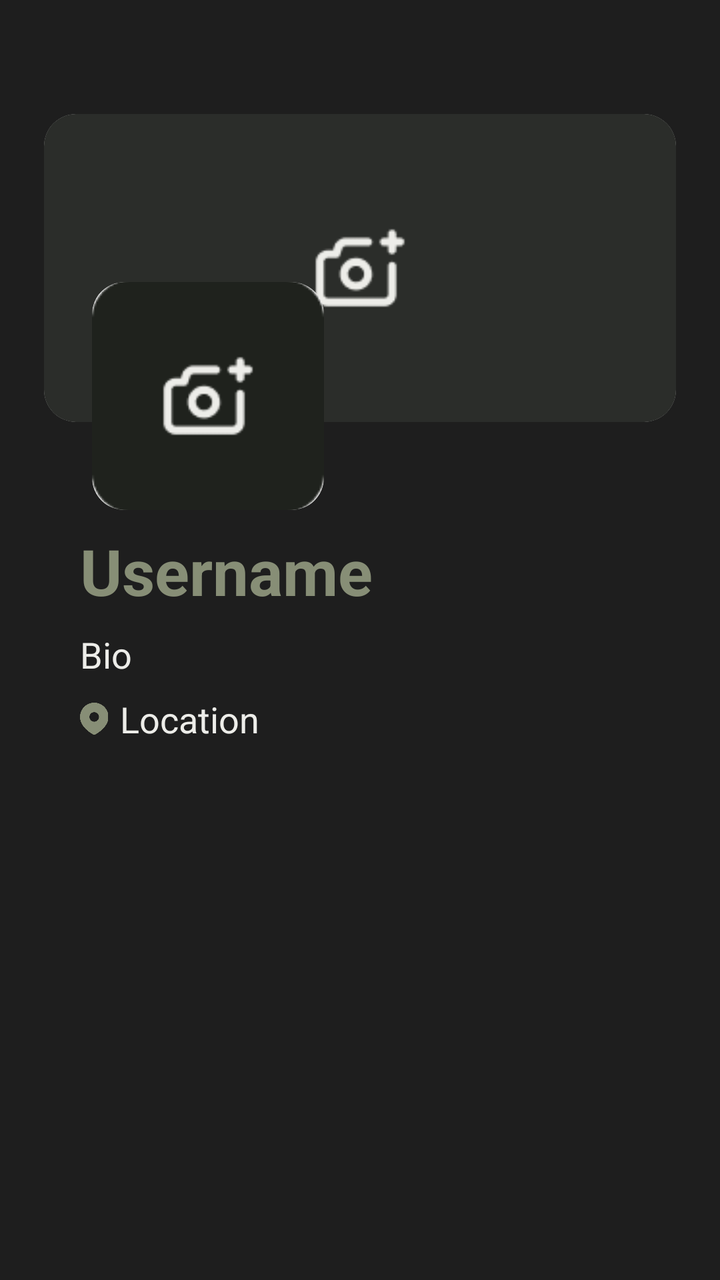
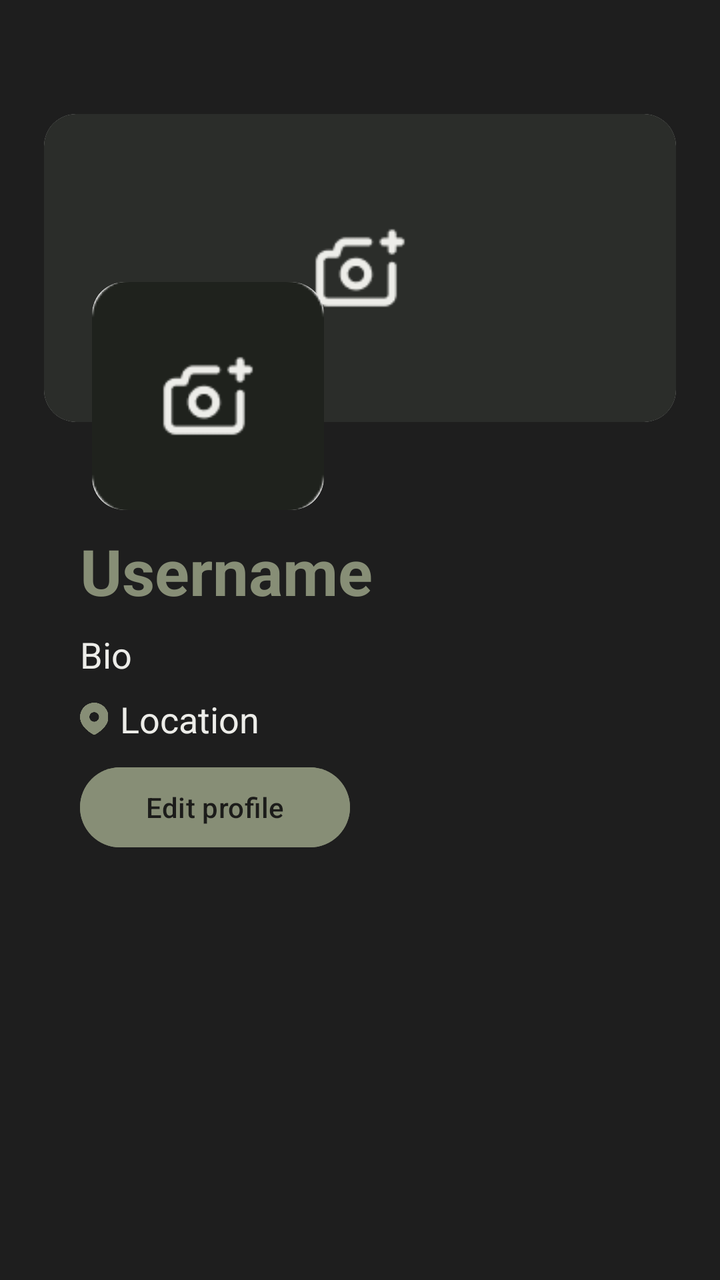

Two renders of the same Android screen: before a commit and after it. Below are the layout's source before the change and the commit's diff.
<!-- AndroidManifest.xml: application theme Theme.TheGreenRoom -->
<!-- res/layout/fragment_profile.xml -->
<?xml version="1.0" encoding="utf-8"?>
<FrameLayout xmlns:android="http://schemas.android.com/apk/res/android"
    xmlns:tools="http://schemas.android.com/tools"
    android:layout_width="match_parent"
    android:layout_height="match_parent"
    xmlns:app="http://schemas.android.com/apk/res-auto"
    android:background="#1e1e1e"
    android:paddingTop="54dp"
    android:paddingHorizontal="20dp">

    <LinearLayout
        android:layout_width="match_parent"
        android:layout_height="wrap_content"
        android:orientation="vertical">

        
        <androidx.cardview.widget.CardView
            android:layout_width="match_parent"
            android:layout_height="160dp"
            app:cardCornerRadius="16dp"
            app:cardElevation="0dp"
            app:cardPreventCornerOverlap="false"
            app:cardUseCompatPadding="true">

            <ImageView
                android:id="@+id/headerPhoto"
                android:layout_width="match_parent"
                android:layout_height="match_parent"
                android:scaleType="centerCrop"
                android:src="@drawable/header_placeholder"
                android:contentDescription="@string/edit_header_photo" />
        </androidx.cardview.widget.CardView>

        <TextView
            android:id="@+id/username"
            android:layout_marginHorizontal="20dp"
            android:layout_marginTop="50dp"
            android:layout_width="wrap_content"
            android:layout_height="wrap_content"
            android:text="@string/username"
            android:textSize="32dp"
            android:textColor="#878E76"
            android:textStyle="bold"/>

        <TextView
            android:id="@+id/bio"
            android:layout_marginHorizontal="20dp"
            android:layout_marginTop="8dp"
            android:layout_width="wrap_content"
            android:layout_height="wrap_content"
            android:text="@string/bio"
            android:textSize="18dp"
            android:textColor="#EDEDE9" />

        <LinearLayout
            android:layout_marginHorizontal="20dp"
            android:layout_marginTop="8dp"
            android:layout_width="wrap_content"
            android:layout_height="wrap_content"
            android:orientation="horizontal"
            android:gravity="center_vertical">

            <ImageView
                android:id="@+id/locationIcon"
                android:layout_width="14dp"
                android:layout_height="16dp"
                android:scaleType="centerCrop"
                android:src="@drawable/location"
                android:contentDescription="location icon" />

            <TextView
                android:id="@+id/location"
                android:layout_marginStart="6dp"
                android:layout_width="wrap_content"
                android:layout_height="wrap_content"
                android:text="@string/location"
                android:textSize="18dp"
                android:textColor="#EDEDE9" />
        </LinearLayout>
    </LinearLayout>

    
    <androidx.cardview.widget.CardView
        android:layout_width="120dp"
        android:layout_height="120dp"
        android:layout_marginStart="24dp"
        android:layout_marginTop="84dp"
        app:cardCornerRadius="16dp"
        app:cardElevation="0dp"
        app:cardPreventCornerOverlap="false"
        app:cardUseCompatPadding="true">

        <ImageView
            android:id="@+id/profilePicture"
            android:layout_width="match_parent"
            android:layout_height="match_parent"
            android:scaleType="centerCrop"
            android:src="@drawable/profile_placeholder"
            android:contentDescription="@string/edit_profile_picture" />
    </androidx.cardview.widget.CardView>
</FrameLayout>
<!-- resources referenced by this layout -->
<resources>
  <!-- drawable header_placeholder: png bitmap (drawable, 2111 bytes) -->
  <!-- drawable location: png bitmap (drawable, 4374 bytes) -->
  <!-- drawable profile_placeholder: png bitmap (drawable, 2025 bytes) -->
  <string name="bio">Bio</string>
  <string name="edit_header_photo">edit header photo</string>
  <string name="edit_profile_picture">edit profile picture</string>
  <string name="location">Location</string>
  <string name="username">Username</string>
  <style name="Theme.TheGreenRoom" parent="Base.Theme.TheGreenRoom" />
  <style name="Base.Theme.TheGreenRoom" parent="Theme.Material3.DayNight.NoActionBar">
          
          
      </style>
</resources>

<!-- the commit's change to res/layout/fragment_profile.xml (unified diff, before → after) -->
@@ -77,6 +77,17 @@
                 android:textSize="18dp"
                 android:textColor="#EDEDE9" />
         </LinearLayout>
+
+        <Button
+            android:id="@+id/btn_edit_profile"
+            android:layout_marginTop="8dp"
+            android:layout_width="135dp"
+            android:layout_height="48dp"
+            android:layout_marginHorizontal="20dp"
+            android:backgroundTint="#878E76"
+            android:text="Edit profile"
+            android:textColor="#1C1C1A"
+            android:textSize="14sp" />
     </LinearLayout>
 
     
